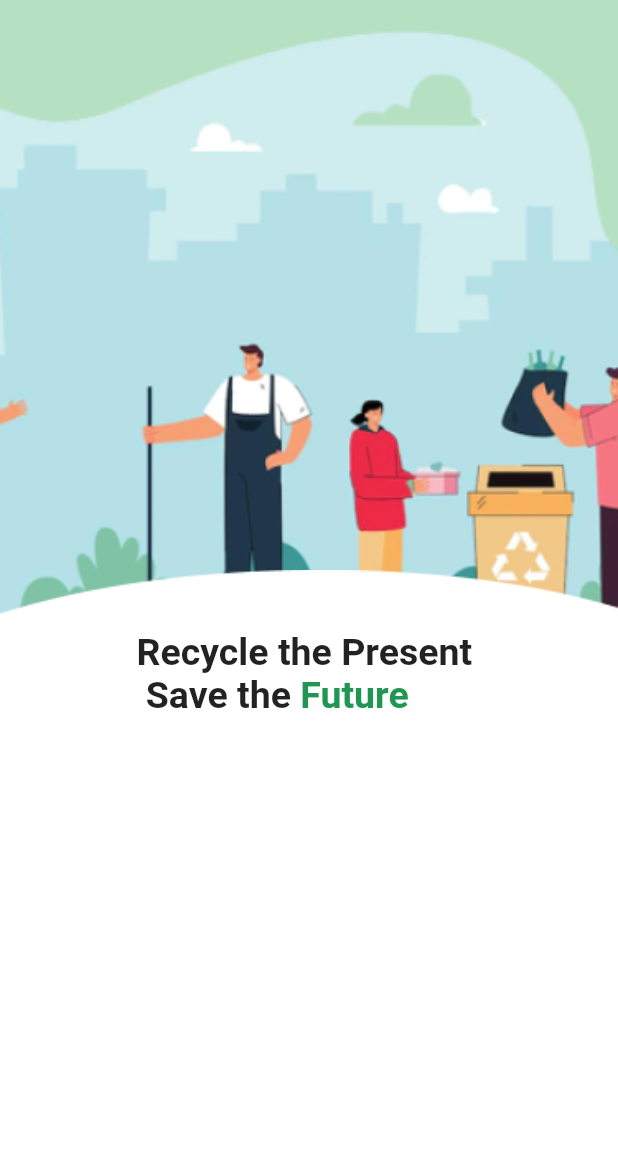
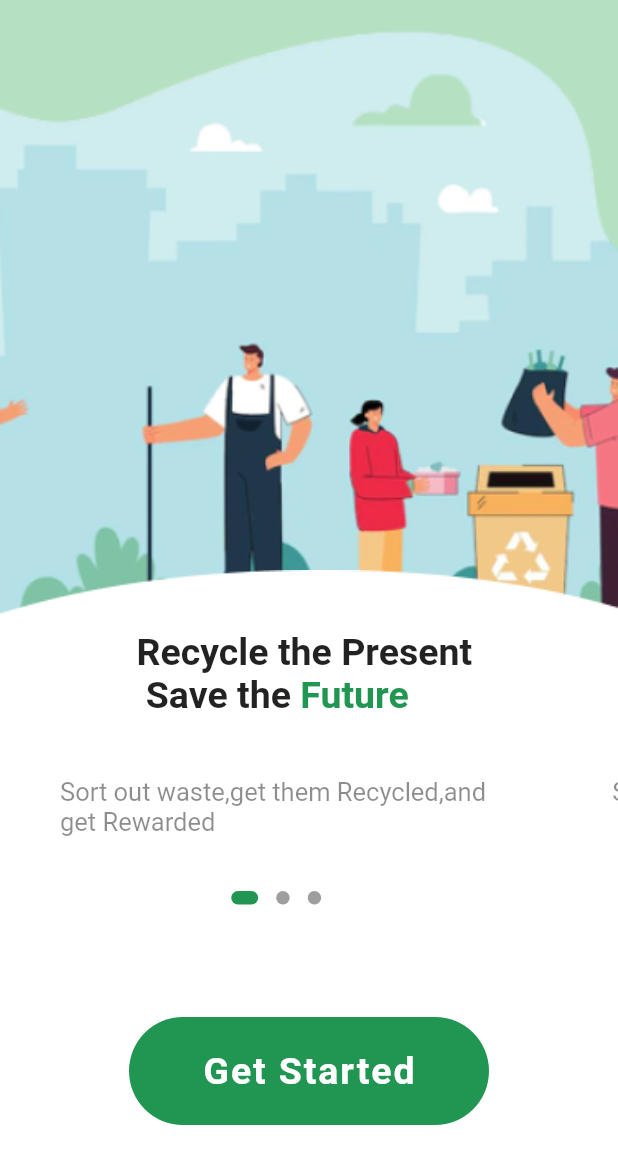
Before and after one commit to M4mou/Hackyourwaste, a Flutter app: the screen it shows after launch, on a phone screen of 412 x 824 dp. Shown: the top 1164 px of the screen. Run offline on Flutter 3.47's test engine with Material 2 defaults, Android fonts, the phone set to English and light mode, and no system bars; drawn by our look-alikes of dots_indicator; our stand-ins replace flutter_svg; Roboto replaces fonts that are missing (Poppins, Signika).

Commit message:
landingpagecompleted

```diff
--- a/lib/screens/landing_screen.dart
+++ b/lib/screens/landing_screen.dart
@@ -1,10 +1,15 @@
 import 'package:flutter/material.dart';
 import 'package:hazebi/constants.dart';
 import 'package:flutter_svg/flutter_svg.dart';
+import 'package:dots_indicator/dots_indicator.dart';
 
 class landingScreen extends StatelessWidget {
-  const landingScreen({Key? key}) : super(key: key);
-
+  landingScreen({Key? key}) : super(key: key);
+  List LandingPagetext = [
+    "Sort out waste,get them Recycled,and \nget Rewarded",
+    "Sort out waste and get them recycled",
+    "Make good ude of recycled wastes \n and savd cash"
+  ];
   @override
   Widget build(BuildContext context) {
     return Scaffold(
@@ -41,12 +46,15 @@ class landingScreen extends StatelessWidget {
                       ],
                     ),
                   ),
+                  Container(
+                    padding: const EdgeInsets.only(top: 40),
+                    child: Column(
+                      mainAxisAlignment: MainAxisAlignment.center,
+                      children: [
                         Center(
-                    child: Padding(
-                      padding: const EdgeInsets.only(top: 40),
                           child: Text.rich(TextSpan(
                               text: 'Recycle the Present \n Save the ',
-                          style: TextStyle(
+                              style: const TextStyle(
                                 fontSize: 25,
                                 fontFamily: "Poppins",
                                 fontWeight: FontWeight.w600,
@@ -61,6 +69,71 @@ class landingScreen extends StatelessWidget {
                                 )
                               ])),
                         ),
+                        const SizedBox(height: 40),
+                        Container(
+                          height: 150,
+                          child: ListView.builder(
+                              //controller: pageControler,
+                              shrinkWrap: true,
+                              scrollDirection: Axis.horizontal,
+                              itemCount: 3,
+                              itemBuilder: ((context, index) {
+                                return Container(
+                                  margin: EdgeInsets.only(left: 40, right: 40),
+                                  child: Column(
+                                    crossAxisAlignment:
+                                        CrossAxisAlignment.center,
+                                    children: [
+                                      Text(
+                                        LandingPagetext[index],
+                                        style: const TextStyle(
+                                          color: Color(0x72000000),
+                                          fontSize: 17,
+                                        ),
+                                      ),
+                                      const SizedBox(height: 30),
+                                      DotsIndicator(
+                                        dotsCount: 3,
+                                        position: index.toDouble(),
+                                        decorator: DotsDecorator(
+                                          activeColor: Constants.darkgreencolor,
+                                          size: const Size.square(9.0),
+                                          activeSize: const Size(18.0, 9.0),
+                                          activeShape: RoundedRectangleBorder(
+                                              borderRadius:
+                                                  BorderRadius.circular(5.0)),
+                                        ),
+                                      ),
+                                    ],
+                                  ),
+                                );
+                              })),
+                        ),
+                        const SizedBox(height: 10),
+                        GestureDetector(
+                          child: Container(
+                            width: 240,
+                            height: 72,
+                            decoration: BoxDecoration(
+                              borderRadius: BorderRadius.circular(40),
+                              color: Constants.darkgreencolor,
+                            ),
+                            child: const Center(
+                              child: Text(
+                                "Get Started",
+                                style: TextStyle(
+                                  color: Colors.white,
+                                  fontSize: 25,
+                                  fontFamily: "Signika",
+                                  fontWeight: FontWeight.w600,
+                                  letterSpacing: 1.25,
+                                ),
+                              ),
+                            ),
+                          ),
+                        )
+                      ],
+                    ),
                   )
                 ]))
           ],
--- a/pubspec.yaml
+++ b/pubspec.yaml
@@ -35,6 +35,7 @@ dependencies:
   # Use with the CupertinoIcons class for iOS style icons.
   cupertino_icons: ^1.0.2
   flutter_svg: ^1.1.4
+  dots_indicator: ^2.1.0
 
 dev_dependencies:
   flutter_test:
```
Also changed, not shown: pubspec.lock. Lines whose indentation alone changed are shown as unchanged.
